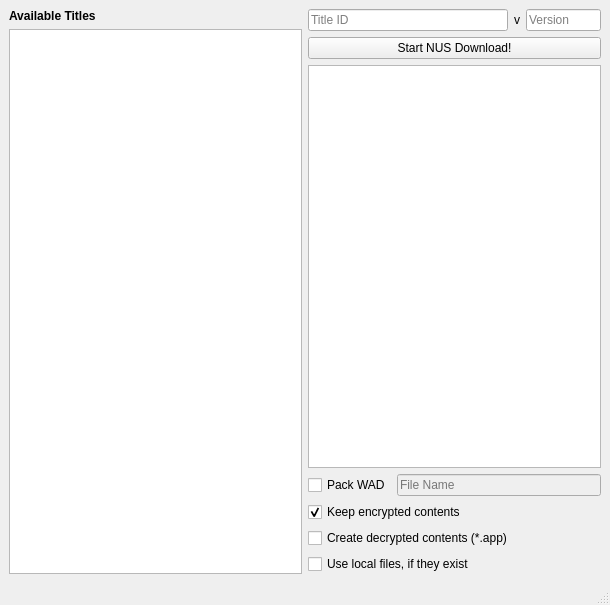
NinjaCheetah/NUSGet, file qt/ui/MainMenu.ui: the form before one commit.
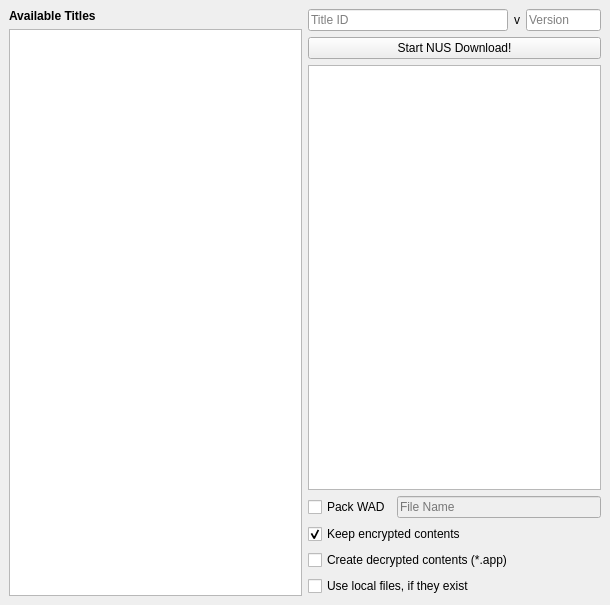
The form after the commit.

Commit message: Remove empty QStatusBar at the bottom of the window

What changed in the file:
```diff
--- a/qt/ui/MainMenu.ui
+++ b/qt/ui/MainMenu.ui
@@ -187,7 +187,6 @@
     </rect>
    </property>
   </widget>
-  <widget class="QStatusBar" name="statusbar"/>
  </widget>
  <resources/>
  <connections/>
```
The commit also changes 1 other file.
